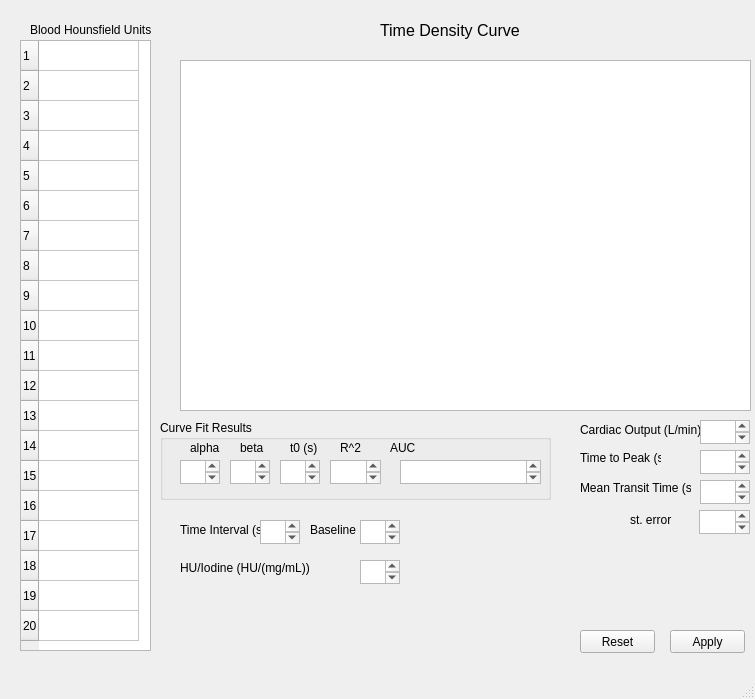
The window that Cocalc_mainwindow.ui (ogdenk/COCalculator) describes before a commit, drawn with Qt 5.
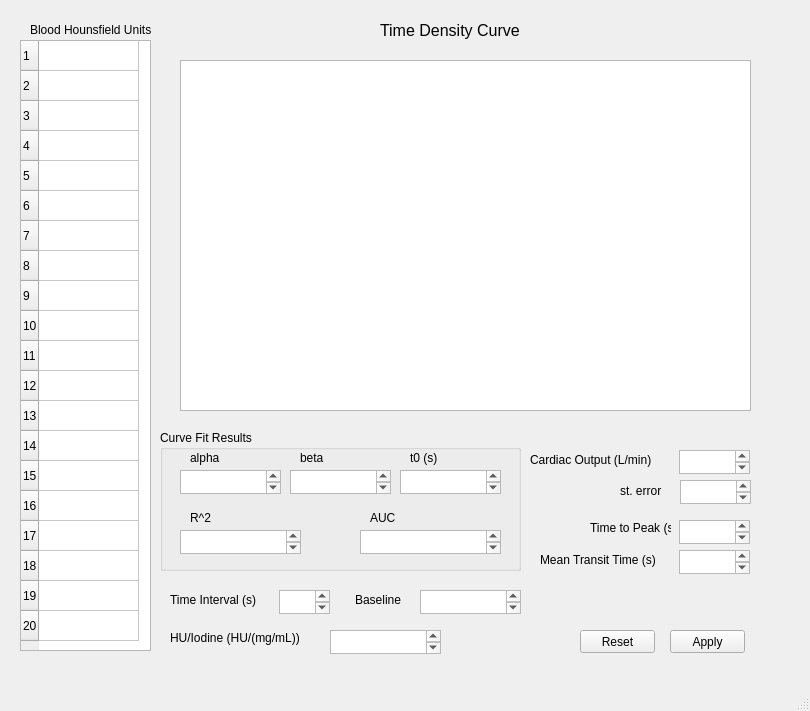
The same window after the commit. Custom widgets are drawn as their Qt base class.

Commit message: Rearranged GUI elements to be more pleasing.

```diff
--- a/Cocalc_mainwindow.ui
+++ b/Cocalc_mainwindow.ui
@@ -6,8 +6,8 @@
    <rect>
     <x>0</x>
     <y>0</y>
-    <width>755</width>
-    <height>699</height>
+    <width>810</width>
+    <height>711</height>
    </rect>
   </property>
   <property name="windowTitle">
@@ -17,9 +17,9 @@
    <widget class="QLabel" name="label_CO">
     <property name="geometry">
      <rect>
-      <x>580</x>
-      <y>420</y>
-      <width>121</width>
+      <x>530</x>
+      <y>450</y>
+      <width>141</width>
       <height>20</height>
      </rect>
     </property>
@@ -30,9 +30,9 @@
    <widget class="QPlainTextEdit" name="peakTime">
     <property name="geometry">
      <rect>
-      <x>700</x>
-      <y>450</y>
-      <width>50</width>
+      <x>679</x>
+      <y>520</y>
+      <width>71</width>
       <height>24</height>
      </rect>
     </property>
@@ -46,9 +46,9 @@
    <widget class="QLabel" name="label_tinterval">
     <property name="geometry">
      <rect>
-      <x>180</x>
-      <y>520</y>
-      <width>91</width>
+      <x>170</x>
+      <y>590</y>
+      <width>101</width>
       <height>20</height>
      </rect>
     </property>
@@ -59,9 +59,9 @@
    <widget class="QLabel" name="label_baseline">
     <property name="geometry">
      <rect>
-      <x>310</x>
-      <y>520</y>
-      <width>46</width>
+      <x>355</x>
+      <y>590</y>
+      <width>51</width>
       <height>20</height>
      </rect>
     </property>
@@ -72,10 +72,10 @@
    <widget class="QLabel" name="label_sterror">
     <property name="geometry">
      <rect>
-      <x>630</x>
-      <y>510</y>
+      <x>620</x>
+      <y>480</y>
       <width>51</width>
-      <height>20</height>
+      <height>21</height>
      </rect>
     </property>
     <property name="text">
@@ -85,9 +85,9 @@
    <widget class="QLabel" name="label_HUConversion">
     <property name="geometry">
      <rect>
-      <x>180</x>
-      <y>560</y>
-      <width>141</width>
+      <x>170</x>
+      <y>630</y>
+      <width>151</width>
       <height>16</height>
      </rect>
     </property>
@@ -117,9 +117,9 @@
     <property name="geometry">
      <rect>
       <x>160</x>
-      <y>420</y>
-      <width>391</width>
-      <height>80</height>
+      <y>430</y>
+      <width>361</width>
+      <height>141</height>
      </rect>
     </property>
     <property name="title">
@@ -128,8 +128,8 @@
     <widget class="QLabel" name="label_rsquared">
      <property name="geometry">
       <rect>
-       <x>180</x>
-       <y>20</y>
+       <x>30</x>
+       <y>80</y>
        <width>31</width>
        <height>16</height>
       </rect>
@@ -143,7 +143,7 @@
       <rect>
        <x>20</x>
        <y>40</y>
-       <width>40</width>
+       <width>101</width>
        <height>24</height>
       </rect>
      </property>
@@ -157,9 +157,9 @@
     <widget class="QPlainTextEdit" name="rsquared">
      <property name="geometry">
       <rect>
-       <x>170</x>
-       <y>40</y>
-       <width>51</width>
+       <x>20</x>
+       <y>100</y>
+       <width>121</width>
        <height>24</height>
       </rect>
      </property>
@@ -173,9 +173,9 @@
     <widget class="QPlainTextEdit" name="beta">
      <property name="geometry">
       <rect>
-       <x>70</x>
+       <x>130</x>
        <y>40</y>
-       <width>40</width>
+       <width>101</width>
        <height>24</height>
       </rect>
      </property>
@@ -189,8 +189,8 @@
     <widget class="QPlainTextEdit" name="AUC">
      <property name="geometry">
       <rect>
-       <x>240</x>
-       <y>40</y>
+       <x>200</x>
+       <y>100</y>
        <width>141</width>
        <height>24</height>
       </rect>
@@ -205,7 +205,7 @@
     <widget class="QLabel" name="label_beta">
      <property name="geometry">
       <rect>
-       <x>80</x>
+       <x>140</x>
        <y>20</y>
        <width>31</width>
        <height>16</height>
@@ -220,7 +220,7 @@
       <rect>
        <x>30</x>
        <y>20</y>
-       <width>31</width>
+       <width>41</width>
        <height>16</height>
       </rect>
      </property>
@@ -231,7 +231,7 @@
     <widget class="QLabel" name="label_toffset">
      <property name="geometry">
       <rect>
-       <x>130</x>
+       <x>250</x>
        <y>20</y>
        <width>31</width>
        <height>16</height>
@@ -244,9 +244,9 @@
     <widget class="QPlainTextEdit" name="t0">
      <property name="geometry">
       <rect>
-       <x>120</x>
+       <x>240</x>
        <y>40</y>
-       <width>40</width>
+       <width>101</width>
        <height>24</height>
       </rect>
      </property>
@@ -260,8 +260,8 @@
     <widget class="QLabel" name="label_AUC">
      <property name="geometry">
       <rect>
-       <x>230</x>
-       <y>20</y>
+       <x>210</x>
+       <y>80</y>
        <width>31</width>
        <height>16</height>
       </rect>
@@ -274,9 +274,9 @@
    <widget class="QPlainTextEdit" name="MTT">
     <property name="geometry">
      <rect>
-      <x>700</x>
-      <y>480</y>
-      <width>50</width>
+      <x>679</x>
+      <y>550</y>
+      <width>71</width>
       <height>24</height>
      </rect>
     </property>
@@ -290,9 +290,9 @@
    <widget class="QPlainTextEdit" name="standardError">
     <property name="geometry">
      <rect>
-      <x>699</x>
-      <y>510</y>
-      <width>51</width>
+      <x>680</x>
+      <y>480</y>
+      <width>71</width>
       <height>24</height>
      </rect>
     </property>
@@ -306,9 +306,9 @@
    <widget class="QPlainTextEdit" name="HUtoIodineConversion">
     <property name="geometry">
      <rect>
-      <x>360</x>
-      <y>560</y>
-      <width>40</width>
+      <x>330</x>
+      <y>630</y>
+      <width>111</width>
       <height>24</height>
      </rect>
     </property>
@@ -319,9 +319,9 @@
    <widget class="QPlainTextEdit" name="baselineInput">
     <property name="geometry">
      <rect>
-      <x>360</x>
-      <y>520</y>
-      <width>40</width>
+      <x>420</x>
+      <y>590</y>
+      <width>101</width>
       <height>24</height>
      </rect>
     </property>
@@ -387,8 +387,8 @@
    <widget class="QLabel" name="label_peaktime">
     <property name="geometry">
      <rect>
-      <x>580</x>
-      <y>450</y>
+      <x>590</x>
+      <y>520</y>
       <width>81</width>
       <height>16</height>
      </rect>
@@ -418,9 +418,9 @@
    <widget class="QPlainTextEdit" name="cardiacOutput">
     <property name="geometry">
      <rect>
-      <x>700</x>
-      <y>420</y>
-      <width>50</width>
+      <x>679</x>
+      <y>450</y>
+      <width>71</width>
       <height>24</height>
      </rect>
     </property>
@@ -437,10 +437,10 @@
    <widget class="QLabel" name="label_MTT">
     <property name="geometry">
      <rect>
-      <x>580</x>
-      <y>480</y>
-      <width>111</width>
-      <height>16</height>
+      <x>540</x>
+      <y>550</y>
+      <width>131</width>
+      <height>20</height>
      </rect>
     </property>
     <property name="text">
@@ -450,9 +450,9 @@
    <widget class="QPlainTextEdit" name="timeInterval">
     <property name="geometry">
      <rect>
-      <x>260</x>
-      <y>520</y>
-      <width>40</width>
+      <x>279</x>
+      <y>590</y>
+      <width>51</width>
       <height>24</height>
      </rect>
     </property>
```
Left out of the diff: 5 changed lines with no effect on the pictures. The commit also changes 3 other files.
